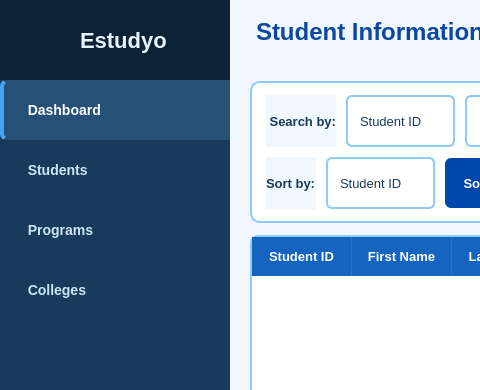
Above: estudyo_main.ui from shasheenahdeeneillelumasag/CCC151---SSIS before the change; both pictures show x 0 to 480 and y 0 to 390 of the 871 by 621 pixel window. Below: the same form after it.
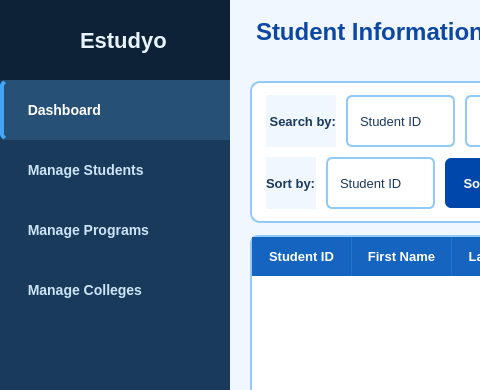
That is the form after the change.

Commit message: Add icons and Manage label to sidebar nav buttons

What changed in the file:
```diff
--- a/estudyo_main.ui
+++ b/estudyo_main.ui
@@ -271,7 +271,7 @@
          </string>
          </property>
          <property name="text">
-          <string>  Students</string>
+          <string>  Manage Students</string>
          </property>
          <property name="checkable">
           <bool>true</bool>
@@ -288,7 +288,7 @@
          </string>
          </property>
          <property name="text">
-          <string>  Programs</string>
+          <string>  Manage Programs</string>
          </property>
          <property name="checkable">
           <bool>true</bool>
@@ -305,7 +305,7 @@
          </string>
          </property>
          <property name="text">
-          <string>  Colleges</string>
+          <string>  Manage Colleges</string>
          </property>
          <property name="checkable">
           <bool>true</bool>
```
The commit also changes 1 other file.
